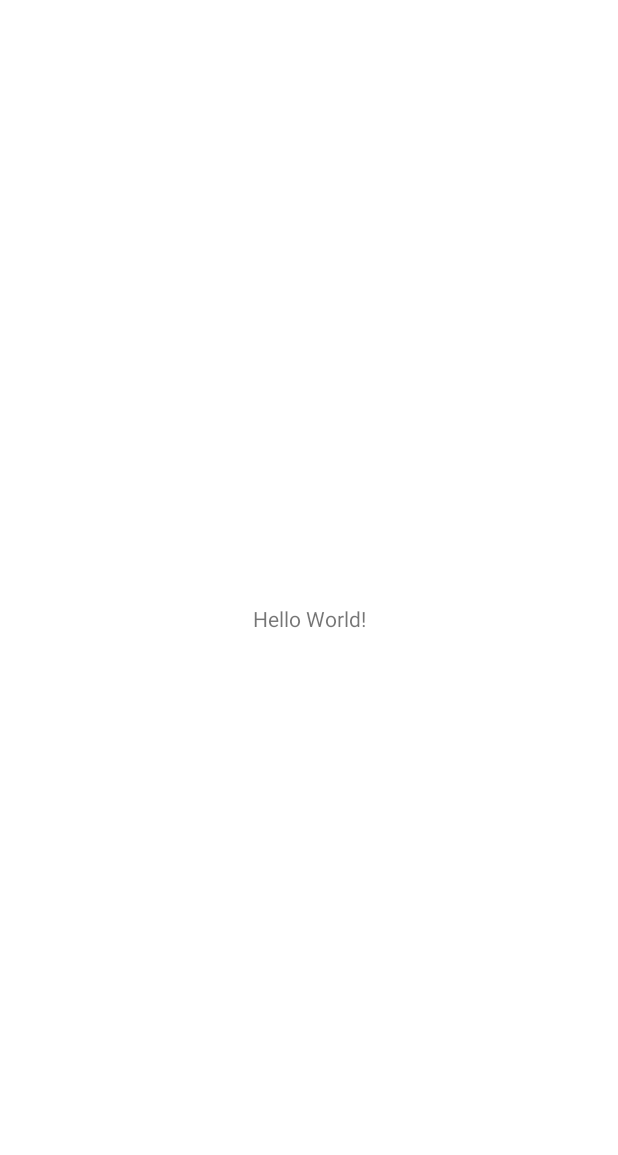
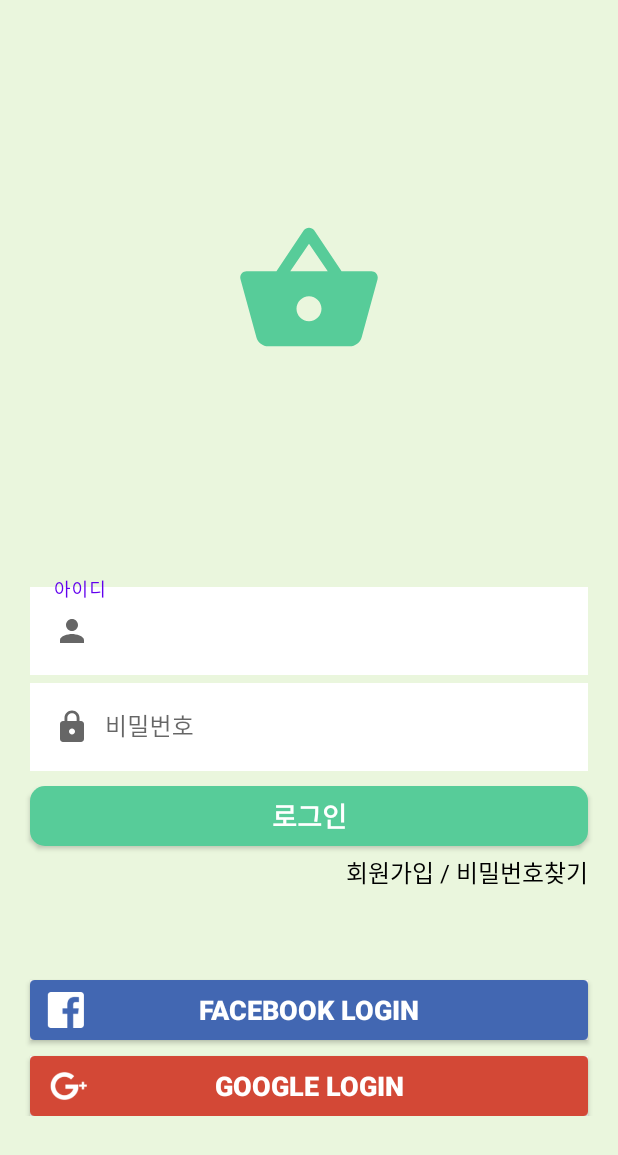
Before and after one commit to HanYeop/Happy-Sharing, an Android app: the screen it shows after launch (MainActivity before the commit, LoginActivity after it), on a phone screen of 412 x 824 dp. Before the commit the part shown is almost empty. Shown: the top 1155 px of the screen. Run offline under Robolectric (Android 15) with nearby library versions, the phone set to English and light mode, and no system bars.

Commit message:
로그인화면 레이아웃 구현

```diff
--- a/app/src/main/AndroidManifest.xml
+++ b/app/src/main/AndroidManifest.xml
@@ -9,14 +9,21 @@
         android:roundIcon="@mipmap/ic_launcher_round"
         android:supportsRtl="true"
         android:theme="@style/Theme.HappySharing">
+
+        <activity
+            android:name=".LoginActivity"
+            android:exported="true">
+        <intent-filter>
+            <action android:name="android.intent.action.MAIN" />
+
+            <category android:name="android.intent.category.LAUNCHER" />
+        </intent-filter>
+        </activity>
+
         <activity
             android:name=".MainActivity"
             android:exported="true">
-            <intent-filter>
-                <action android:name="android.intent.action.MAIN" />
 
-                <category android:name="android.intent.category.LAUNCHER" />
-            </intent-filter>
         </activity>
     </application>
 
--- /dev/null
+++ b/app/src/main/java/com/hanyeop/happysharing/LoginActivity.kt
@@ -0,0 +1,11 @@
+package com.hanyeop.happysharing
+
+import androidx.appcompat.app.AppCompatActivity
+import android.os.Bundle
+
+class LoginActivity : AppCompatActivity() {
+    override fun onCreate(savedInstanceState: Bundle?) {
+        super.onCreate(savedInstanceState)
+        setContentView(R.layout.activity_login)
+    }
+}
--- /dev/null
+++ b/app/src/main/res/drawable/ic_baseline_lock_24.xml
@@ -0,0 +1,10 @@
+<vector xmlns:android="http://schemas.android.com/apk/res/android"
+    android:width="24dp"
+    android:height="24dp"
+    android:viewportWidth="24"
+    android:viewportHeight="24"
+    android:tint="?attr/colorControlNormal">
+  <path
+      android:fillColor="@android:color/white"
+      android:pathData="M18,8h-1L17,6c0,-2.76 -2.24,-5 -5,-5S7,3.24 7,6v2L6,8c-1.1,0 -2,0.9 -2,2v10c0,1.1 0.9,2 2,2h12c1.1,0 2,-0.9 2,-2L20,10c0,-1.1 -0.9,-2 -2,-2zM12,17c-1.1,0 -2,-0.9 -2,-2s0.9,-2 2,-2 2,0.9 2,2 -0.9,2 -2,2zM15.1,8L8.9,8L8.9,6c0,-1.71 1.39,-3.1 3.1,-3.1 1.71,0 3.1,1.39 3.1,3.1v2z"/>
+</vector>
--- /dev/null
+++ b/app/src/main/res/drawable/ic_baseline_person_24.xml
@@ -0,0 +1,10 @@
+<vector xmlns:android="http://schemas.android.com/apk/res/android"
+    android:width="24dp"
+    android:height="24dp"
+    android:viewportWidth="24"
+    android:viewportHeight="24"
+    android:tint="?attr/colorControlNormal">
+  <path
+      android:fillColor="@android:color/white"
+      android:pathData="M12,12c2.21,0 4,-1.79 4,-4s-1.79,-4 -4,-4 -4,1.79 -4,4 1.79,4 4,4zM12,14c-2.67,0 -8,1.34 -8,4v2h16v-2c0,-2.66 -5.33,-4 -8,-4z"/>
+</vector>
--- /dev/null
+++ b/app/src/main/res/drawable/ic_baseline_shopping_basket_24.xml
@@ -0,0 +1,5 @@
+<vector android:height="24dp" android:tint="#57CC99"
+    android:viewportHeight="24" android:viewportWidth="24"
+    android:width="24dp" xmlns:android="http://schemas.android.com/apk/res/android">
+    <path android:fillColor="@android:color/white" android:pathData="M17.21,9l-4.38,-6.56c-0.19,-0.28 -0.51,-0.42 -0.83,-0.42 -0.32,0 -0.64,0.14 -0.83,0.43L6.79,9L2,9c-0.55,0 -1,0.45 -1,1 0,0.09 0.01,0.18 0.04,0.27l2.54,9.27c0.23,0.84 1,1.46 1.92,1.46h13c0.92,0 1.69,-0.62 1.93,-1.46l2.54,-9.27L23,10c0,-0.55 -0.45,-1 -1,-1h-4.79zM9,9l3,-4.4L15,9L9,9zM12,17c-1.1,0 -2,-0.9 -2,-2s0.9,-2 2,-2 2,0.9 2,2 -0.9,2 -2,2z"/>
+</vector>
--- /dev/null
+++ b/app/src/main/res/drawable/rounded_corner.xml
@@ -0,0 +1,7 @@
+<?xml version="1.0" encoding="utf-8"?>
+<shape xmlns:android="http://schemas.android.com/apk/res/android"
+    android:shape="rectangle">
+    <solid
+        android:color="@color/main_green"/>
+    <corners android:radius="10dp"/>
+</shape>
--- /dev/null
+++ b/app/src/main/res/layout/activity_login.xml
@@ -0,0 +1,119 @@
+<?xml version="1.0" encoding="utf-8"?>
+<androidx.constraintlayout.widget.ConstraintLayout xmlns:android="http://schemas.android.com/apk/res/android"
+    xmlns:app="http://schemas.android.com/apk/res-auto"
+    xmlns:tools="http://schemas.android.com/tools"
+    android:layout_width="match_parent"
+    android:layout_height="match_parent"
+    android:background="@color/background_color"
+    tools:context=".LoginActivity">
+
+    <ImageView
+        android:id="@+id/imageView"
+        android:layout_width="100dp"
+        android:layout_height="100dp"
+        app:layout_constraintBottom_toTopOf="@+id/linearLayout"
+        app:layout_constraintEnd_toEndOf="parent"
+        app:layout_constraintHorizontal_bias="0.5"
+        app:layout_constraintStart_toStartOf="parent"
+        app:layout_constraintTop_toTopOf="parent"
+        app:srcCompat="@drawable/ic_baseline_shopping_basket_24" />
+
+    <LinearLayout
+        android:id="@+id/linearLayout"
+        android:layout_width="match_parent"
+        android:layout_height="wrap_content"
+        android:layout_marginBottom="80dp"
+        android:orientation="vertical"
+        app:layout_constraintBottom_toBottomOf="parent"
+        app:layout_constraintEnd_toEndOf="parent"
+        app:layout_constraintHorizontal_bias="0.5"
+        app:layout_constraintStart_toStartOf="parent">
+
+        <com.google.android.material.textfield.TextInputLayout
+            style="@style/Widget.MaterialComponents.TextInputLayout.OutlinedBox"
+            android:layout_width="match_parent"
+            android:layout_height="wrap_content"
+            android:layout_marginLeft="20dp"
+            android:layout_marginRight="20dp">
+
+            <com.google.android.material.textfield.TextInputEditText
+                android:id="@+id/idEditView"
+                android:layout_width="match_parent"
+                android:layout_height="wrap_content"
+                android:background="@color/white"
+                android:drawableLeft="@drawable/ic_baseline_person_24"
+                android:drawablePadding="10dp"
+                android:hint="아이디" />
+        </com.google.android.material.textfield.TextInputLayout>
+
+        <com.google.android.material.textfield.TextInputLayout
+            style="@style/Widget.MaterialComponents.TextInputLayout.OutlinedBox"
+            android:layout_width="match_parent"
+            android:layout_height="wrap_content"
+            android:layout_marginLeft="20dp"
+            android:layout_marginRight="20dp">
+
+            <com.google.android.material.textfield.TextInputEditText
+                android:id="@+id/passwordEditView"
+                android:layout_width="match_parent"
+                android:layout_height="wrap_content"
+                android:background="@color/white"
+                android:drawableLeft="@drawable/ic_baseline_lock_24"
+                android:drawablePadding="10dp"
+                android:hint="비밀번호"
+                android:inputType="textPassword" />
+        </com.google.android.material.textfield.TextInputLayout>
+
+        <androidx.appcompat.widget.AppCompatButton
+            android:id="@+id/signinButton"
+            android:layout_width="match_parent"
+            android:layout_height="40dp"
+            android:layout_marginLeft="20dp"
+            android:layout_marginTop="10dp"
+            android:layout_marginRight="20dp"
+            android:layout_marginBottom="5dp"
+            android:background="@drawable/rounded_corner"
+            android:text="로그인"
+            android:textColor="@color/white"
+            android:textSize="18sp"
+            android:textStyle="bold" />
+
+        <TextView
+            android:id="@+id/signupButton"
+            android:layout_width="match_parent"
+            android:layout_height="wrap_content"
+            android:layout_marginRight="20dp"
+            android:gravity="right"
+            android:text="회원가입 / 비밀번호찾기"
+            android:textColor="@color/black"
+            android:textSize="16sp" />
+
+        <androidx.appcompat.widget.AppCompatButton
+            android:id="@+id/facebookSigninButton"
+            android:layout_width="match_parent"
+            android:layout_height="40dp"
+            android:layout_marginLeft="20dp"
+            android:layout_marginTop="60dp"
+            android:layout_marginRight="20dp"
+            android:layout_marginBottom="5dp"
+            android:background="@drawable/signin_facebook"
+            android:text="FACEBOOK LOGIN"
+            android:textColor="@color/white"
+            android:textSize="18sp"
+            android:textStyle="bold" />
+
+        <androidx.appcompat.widget.AppCompatButton
+            android:id="@+id/googleSigninButton"
+            android:layout_width="match_parent"
+            android:layout_height="40dp"
+            android:layout_marginLeft="20dp"
+            android:layout_marginTop="5dp"
+            android:layout_marginRight="20dp"
+            android:background="@drawable/signin_google"
+            android:text="GOOGLE LOGIN"
+            android:textColor="@color/white"
+            android:textSize="18sp"
+            android:textStyle="bold" />
+    </LinearLayout>
+
+</androidx.constraintlayout.widget.ConstraintLayout>
--- a/app/src/main/res/values/colors.xml
+++ b/app/src/main/res/values/colors.xml
@@ -9,4 +9,5 @@
     <color name="white">#FFFFFFFF</color>
 
     <color name="main_green">#57CC99</color>
+    <color name="background_color">#80D5EEBB</color>
 </resources>
```
